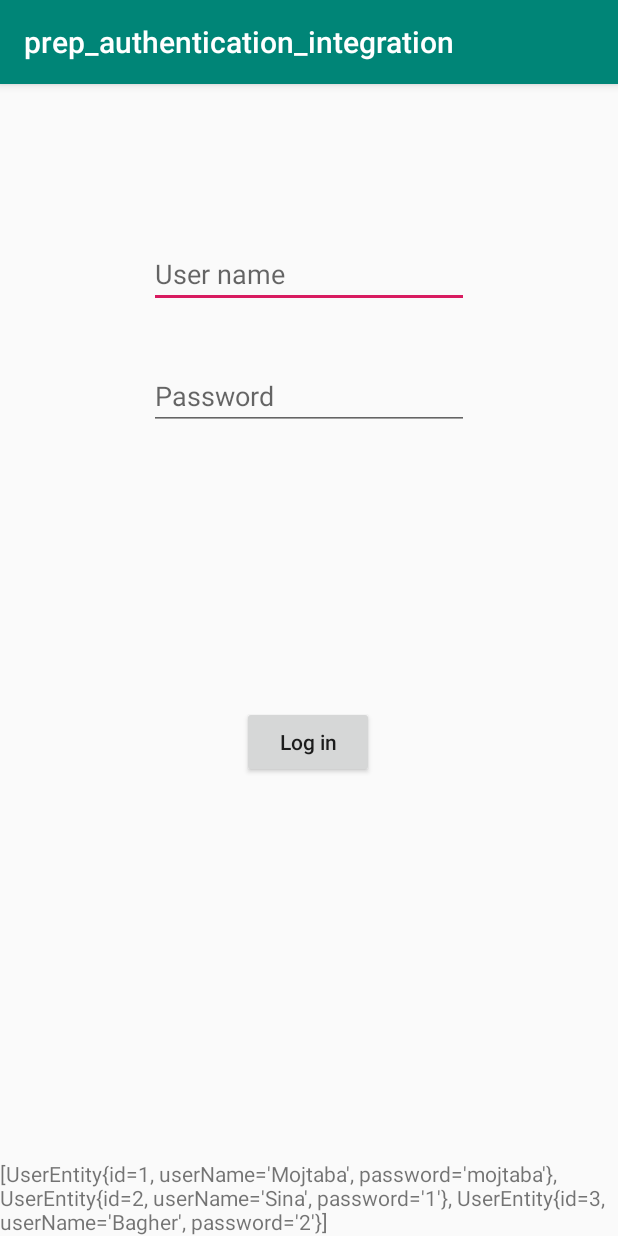
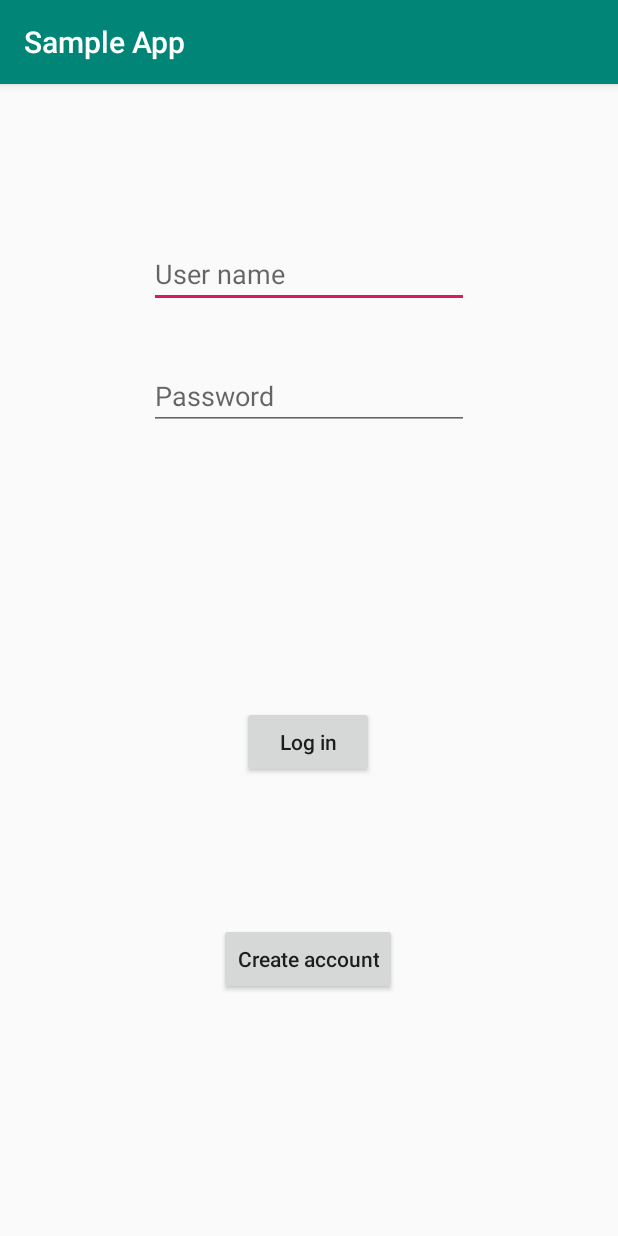
Before and after one commit to moj1987/LoginAppProject, an Android app: the screen it shows after launch (MainActivity), after a tap on "Log in", on a phone screen of 412 x 824 dp. Run offline under Robolectric (Android 15) with nearby library versions, the phone set to English and light mode, and no system bars; our stand-ins replace Room's generated code.

Commit message:
view model removed, create button added, finlized

```diff
--- a/app/src/debug/res/values/google_maps_api.xml
+++ b/app/src/debug/res/values/google_maps_api.xml
@@ -20,5 +20,5 @@
     Once you have your key (it starts with "AIza"), replace the "google_maps_key"
     string in this file.
     -->
-    <string name="google_maps_key" templateMergeStrategy="preserve" translatable="false">YOUR_KEY_HERE</string>
+    <string name="google_maps_key" templateMergeStrategy="preserve" translatable="false">AIzaSyBKkjqtkkXUl_gLWQvkQy0dzj77nmRd2IE</string>
 </resources>
--- a/app/src/main/java/com/example/prep_authentication_integration/MainActivity.java
+++ b/app/src/main/java/com/example/prep_authentication_integration/MainActivity.java
@@ -4,62 +4,115 @@ import androidx.appcompat.app.AppCompatActivity;
 
 import android.content.Intent;
 import android.os.Bundle;
-import android.view.View;
+import android.util.Log;
 import android.widget.Button;
 import android.widget.EditText;
 import android.widget.TextView;
 import android.widget.Toast;
 
-import com.example.prep_authentication_integration.database.UserDAO;
+import com.example.prep_authentication_integration.database.UserDatabase;
 import com.example.prep_authentication_integration.database.UserEntity;
 import com.example.prep_authentication_integration.utilities.SampleUsers;
 
 import java.util.ArrayList;
+import java.util.concurrent.Executor;
+import java.util.concurrent.Executors;
 
 
 public class MainActivity extends AppCompatActivity {
 
     ArrayList<UserEntity> mUsers = new ArrayList<>();
+    EditText usernameInput;
+    EditText passwordInput;
+    TextView textView;
+    private UserDatabase mDb;
+    private Executor executor = Executors.newSingleThreadExecutor();
+    final String TAG = this.getClass().getSimpleName();
 
     @Override
     protected void onCreate(Bundle savedInstanceState) {
         super.onCreate(savedInstanceState);
         setContentView(R.layout.activity_main);
 
+        usernameInput = findViewById(R.id.user_name_text);
+        passwordInput = findViewById(R.id.password_Text);
+        textView = findViewById(R.id.textView);
+
         Button logInButton = findViewById(R.id.log_in);
         logInButton.setOnClickListener(v -> loginButtonClicked());
 
-        addUsers();
-        showUsers();
+        Button createAccountButton = findViewById(R.id.creat_account);
+        createAccountButton.setOnClickListener(v -> createAccountButtonClicked());
+
+        addSampleUsers();
+//        showUsers();
+    }
+
+    private void createAccountButtonClicked() {
+        String username = usernameInput.getText().toString();
+        String password = passwordInput.getText().toString();
+        UserEntity user = new UserEntity(username,password);
+        Log.i(TAG, "checking information for username: " + username + ", and password: " + password);
+
+        executor.execute((() -> {
+            mDb.userDAO().insertUser(user);
+            runOnUiThread(() -> {
+                Toast.makeText(this, "New user created", Toast.LENGTH_LONG).show();
+                usernameInput.setText("");
+                passwordInput.setText("");
+            });
+
+        }));
 
     }
 
-    private void addUsers() {
-        mUsers.addAll(SampleUsers.getUsers());
-        UserDAO mUsersData;
+    /**
+     * Add a few sample users for testing purposes.
+     */
+    private void addSampleUsers() {
+        executor.execute(() -> {
+            mDb = UserDatabase.getInstance(getApplicationContext());
+            mDb.userDAO().insertAll(SampleUsers.getUsers());
+        });
     }
 
     private void showUsers() {
-        TextView textView = findViewById(R.id.textView);
-
-        textView.setText(mUsers.toString());
+        executor.execute(() -> {
+            ArrayList<UserEntity> users = (ArrayList<UserEntity>) mDb.userDAO().getAllUsers();
+            runOnUiThread(() -> textView.setText(users.toString()));
+        });
     }
 
     public void loginButtonClicked() {
 
-        if (checkPasswordValidity()) {
-            Intent intent = new Intent(this, MapsActivity.class);
-            startActivity(intent);
-        } else {
-            Toast.makeText(MainActivity.this, "Wrong password!",
-                    Toast.LENGTH_LONG).show();
+        String username = usernameInput.getText().toString();
+        String password = passwordInput.getText().toString();
+        Log.i(TAG, "checking information for username: " + username + ", and password: " + password);
+
+        executor.execute((() -> {
+            UserEntity user = mDb.userDAO().getUserByUserName(username);
+            runOnUiThread(() -> validateUser(user));
+        }));
+    }
+
+    public void validateUser(UserEntity user) {
+
+        if (user == null) {
+            Toast.makeText(this, "User not found", Toast.LENGTH_SHORT).show();
+            return;
         }
+        Log.i(TAG, "user found, password should be: " + user.getPassword());
+        String password = passwordInput.getText().toString();
+        if (!password.equals(user.getPassword())) {
+            Toast.makeText(MainActivity.this, "Password is incorrect", Toast.LENGTH_LONG).show();
+            return;
+        }
+
+        Intent intent = new Intent(this, MapsActivity.class);
+        startActivity(intent);
     }
 
     private boolean checkPasswordValidity() {
-
-//        اینو کجا باید تعریف کنم؟ اگر تو آنکریت تعریف کنم، چطوری اینجا استفاده کنم؟
-        EditText usernameInput = findViewById(R.id.user_name_text);
 
         if (usernameInput.getText().toString().equals("a")) {
             return true;
--- a/app/src/main/res/layout/activity_main.xml
+++ b/app/src/main/res/layout/activity_main.xml
@@ -44,6 +44,19 @@
         app:layout_constraintTop_toBottomOf="@+id/password_Text"
         app:layout_constraintVertical_bias="0.376" />
 
+    <Button
+        android:id="@+id/creat_account"
+        android:layout_width="wrap_content"
+        android:layout_height="wrap_content"
+        android:text="Create account"
+        android:textAllCaps="false"
+        app:layout_constraintBottom_toBottomOf="parent"
+        app:layout_constraintEnd_toEndOf="parent"
+        app:layout_constraintHorizontal_bias="0.498"
+        app:layout_constraintStart_toStartOf="parent"
+        app:layout_constraintTop_toBottomOf="@+id/log_in"
+        app:layout_constraintVertical_bias="0.376" />
+
     <TextView
         android:id="@+id/textView"
         android:layout_width="wrap_content"
--- a/app/src/main/res/values/strings.xml
+++ b/app/src/main/res/values/strings.xml
@@ -1,4 +1,4 @@
 <resources>
-    <string name="app_name">prep_authentication_integration</string>
+    <string name="app_name">Sample App</string>
     <string name="title_activity_maps">Map</string>
 </resources>
```
